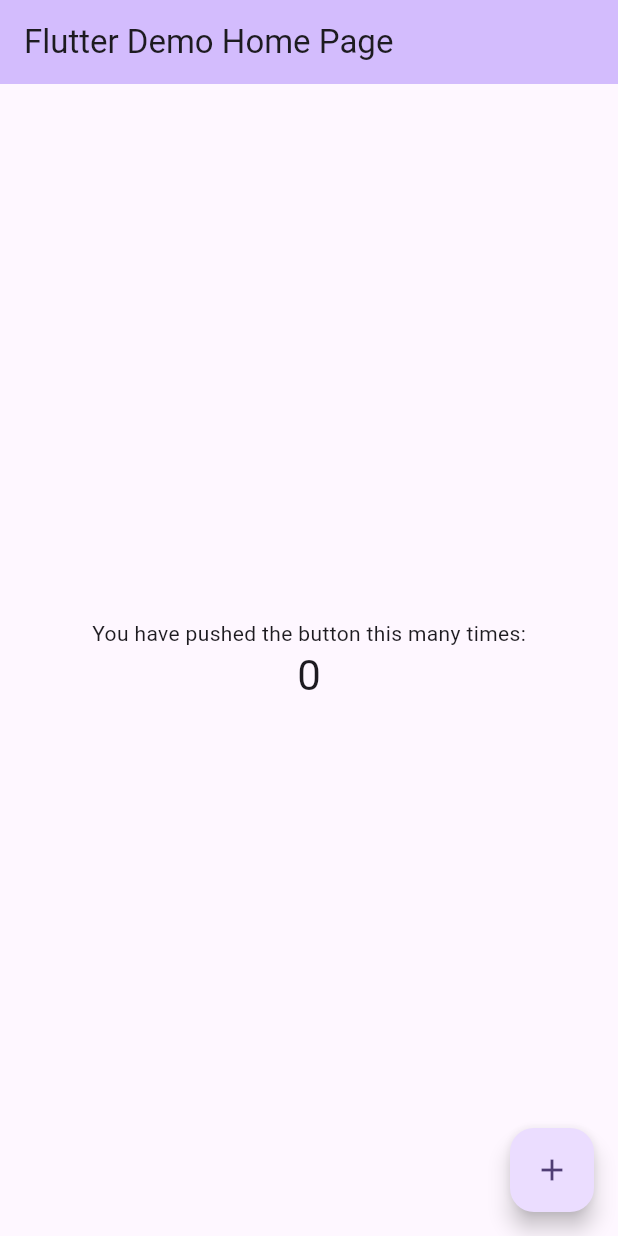
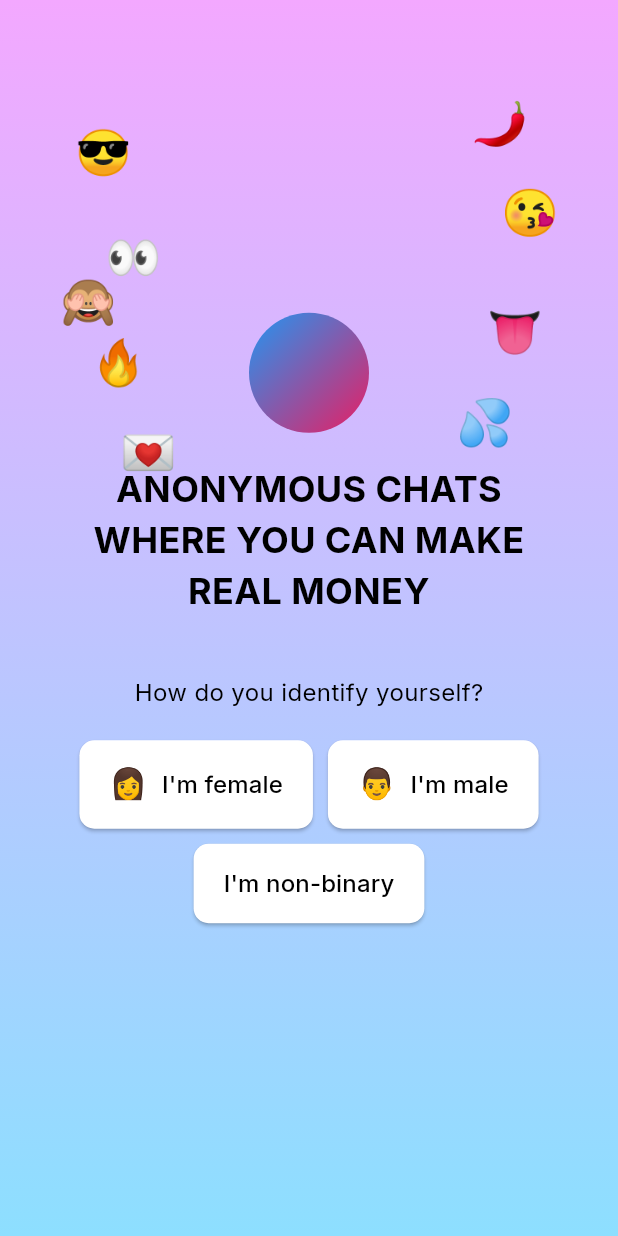
Before and after one commit to vansh-121/Shh-Chat, a Flutter app: the screen it shows after launch, on a phone screen of 412 x 824 dp. Run offline on Flutter 3.47's test engine with Material 3 defaults, Android fonts, the phone set to English and light mode, and no system bars; our stand-ins replace google_fonts.

Commit message:
Onboarding Screen

```diff
--- a/lib/main.dart
+++ b/lib/main.dart
@@ -1,4 +1,5 @@
 import 'package:flutter/material.dart';
+import 'package:shh_chat/screens/gender_verification.dart';
 
 void main() {
   runApp(const MyApp());
@@ -31,7 +32,7 @@
         colorScheme: ColorScheme.fromSeed(seedColor: Colors.deepPurple),
         useMaterial3: true,
       ),
-      home: const MyHomePage(title: 'Flutter Demo Home Page'),
+      home: GenderVerification(),
     );
   }
 }
--- /dev/null
+++ b/lib/screens/gender_verification.dart
@@ -0,0 +1,202 @@
+import 'package:flutter/material.dart';
+import 'package:google_fonts/google_fonts.dart'; // Import the google_fonts package
+
+void main() {
+  runApp(MyApp());
+}
+
+class MyApp extends StatelessWidget {
+  @override
+  Widget build(BuildContext context) {
+    return MaterialApp(
+      debugShowCheckedModeBanner: false,
+      home: GenderVerification(),
+    );
+  }
+}
+
+class GenderVerification extends StatelessWidget {
+  @override
+  Widget build(BuildContext context) {
+    return Scaffold(
+      body: Stack(
+        children: [
+          // Background gradient
+          Container(
+            decoration: BoxDecoration(
+              gradient: LinearGradient(
+                begin: Alignment.topCenter,
+                end: Alignment.bottomCenter,
+                colors: [
+                  Color(0xFFF3A8FF), // Light pink at the top
+                  Color(0xFF8DDFFF), // Light blue at the bottom
+                ],
+              ),
+            ),
+          ),
+          // Emoji decorations
+          Positioned(
+            top: 80,
+            left: 50,
+            child: Text("😎", style: TextStyle(fontSize: 30)),
+          ),
+          Positioned(
+            top: 60,
+            right: 60,
+            child: Text("🌶️", style: TextStyle(fontSize: 30)),
+          ),
+          Positioned(
+            top: 120,
+            right: 40,
+            child: Text("😘", style: TextStyle(fontSize: 30)),
+          ),
+          Positioned(
+            top: 150,
+            left: 70,
+            child: Text("👀", style: TextStyle(fontSize: 30)),
+          ),
+          Positioned(
+            top: 180,
+            left: 40,
+            child: Text("🙈", style: TextStyle(fontSize: 30)),
+          ),
+          Positioned(
+            top: 200,
+            right: 50,
+            child: Text("👅", style: TextStyle(fontSize: 30)),
+          ),
+          Positioned(
+            top: 220,
+            left: 60,
+            child: Text("🔥", style: TextStyle(fontSize: 30)),
+          ),
+          Positioned(
+            top: 260,
+            right: 70,
+            child: Text("💦", style: TextStyle(fontSize: 30)),
+          ),
+          Positioned(
+            top: 280,
+            left: 80,
+            child: Text("💌", style: TextStyle(fontSize: 30)),
+          ),
+          // Main content
+          Center(
+            child: Column(
+              mainAxisAlignment: MainAxisAlignment.center,
+              children: [
+                // Logo (using a placeholder container with gradient)
+                Container(
+                  width: 80,
+                  height: 80,
+                  decoration: BoxDecoration(
+                    shape: BoxShape.circle,
+                    gradient: LinearGradient(
+                      colors: [Colors.blue, Colors.pink],
+                      begin: Alignment.topLeft,
+                      end: Alignment.bottomRight,
+                    ),
+                  ),
+                ),
+                SizedBox(height: 20),
+                // Main text with Inter font
+                Text(
+                  "ANONYMOUS CHATS\nWHERE YOU CAN MAKE\nREAL MONEY",
+                  textAlign: TextAlign.center,
+                  style: GoogleFonts.inter(
+                    fontSize: 24,
+                    fontWeight: FontWeight.bold,
+                    color: Colors.black,
+                  ),
+                ),
+                SizedBox(height: 40),
+                // Question text with Inter font
+                Text(
+                  "How do you identify yourself?",
+                  style: GoogleFonts.inter(
+                    fontSize: 16,
+                    color: Colors.black,
+                  ),
+                ),
+                SizedBox(height: 20),
+                // Buttons with Inter font
+                Row(
+                  mainAxisAlignment: MainAxisAlignment.center,
+                  children: [
+                    ElevatedButton(
+                      onPressed: () {},
+                      style: ElevatedButton.styleFrom(
+                        backgroundColor: Colors.white,
+                        padding:
+                            EdgeInsets.symmetric(horizontal: 20, vertical: 15),
+                        shape: RoundedRectangleBorder(
+                          borderRadius: BorderRadius.circular(10),
+                        ),
+                      ),
+                      child: Row(
+                        children: [
+                          Text("👩", style: TextStyle(fontSize: 20)),
+                          SizedBox(width: 10),
+                          Text(
+                            "I'm female",
+                            style: GoogleFonts.inter(
+                              color: Colors.black,
+                              fontSize: 16,
+                            ),
+                          ),
+                        ],
+                      ),
+                    ),
+                    SizedBox(width: 10),
+                    ElevatedButton(
+                      onPressed: () {},
+                      style: ElevatedButton.styleFrom(
+                        backgroundColor: Colors.white,
+                        padding:
+                            EdgeInsets.symmetric(horizontal: 20, vertical: 15),
+                        shape: RoundedRectangleBorder(
+                          borderRadius: BorderRadius.circular(10),
+                        ),
+                      ),
+                      child: Row(
+                        children: [
+                          Text("👨", style: TextStyle(fontSize: 20)),
+                          SizedBox(width: 10),
+                          Text(
+                            "I'm male",
+                            style: GoogleFonts.inter(
+                              color: Colors.black,
+                              fontSize: 16,
+                            ),
+                          ),
+                        ],
+                      ),
+                    ),
+                  ],
+                ),
+                SizedBox(height: 10),
+                ElevatedButton(
+                  onPressed: () {},
+                  style: ElevatedButton.styleFrom(
+                    backgroundColor: Colors.white,
+                    padding: EdgeInsets.symmetric(horizontal: 20, vertical: 15),
+                    shape: RoundedRectangleBorder(
+                      borderRadius: BorderRadius.circular(10),
+                    ),
+                  ),
+                  child: Text(
+                    "I'm non-binary",
+                    style: GoogleFonts.inter(
+                      color: Colors.black,
+                      fontSize: 16,
+                    ),
+                  ),
+                ),
+              ],
+            ),
+          ),
+        ],
+      ),
+    );
+  }
+}
--- a/pubspec.yaml
+++ b/pubspec.yaml
@@ -30,11 +30,9 @@ environment:
 dependencies:
   flutter:
     sdk: flutter
+  cupertino_icons: ^1.0.8
+  google_fonts: ^6.1.0
 
-
-  # The following adds the Cupertino Icons font to your application.
-  # Use with the CupertinoIcons class for iOS style icons.
-  cupertino_icons: ^1.0.8
 
 dev_dependencies:
   flutter_test:
```
Also changed, not shown: lib/screens/onboarding.dart (added, +163 -0 lines), assets/images/google.png (added), pubspec.lock, 2 other files.
